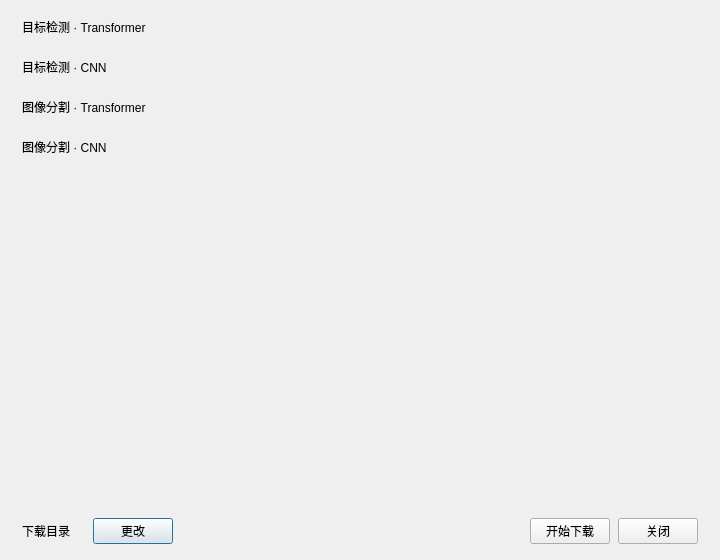
Above: ui/model_manager.ui from pythondever/easy_trainer before the change. Below: the same form after it.
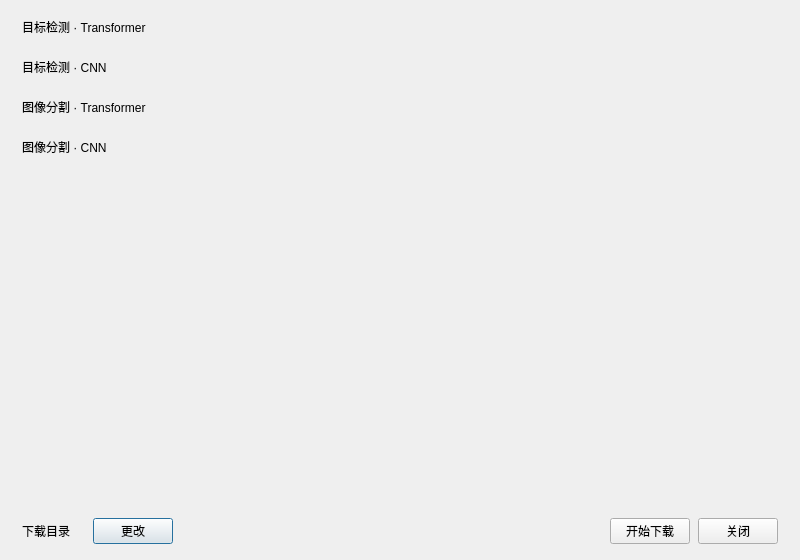
That is the form after the change.

```diff
--- a/ui/model_manager.ui
+++ b/ui/model_manager.ui
@@ -6,7 +6,7 @@
    <rect>
     <x>0</x>
     <y>0</y>
-    <width>720</width>
+    <width>800</width>
     <height>560</height>
    </rect>
   </property>
```
